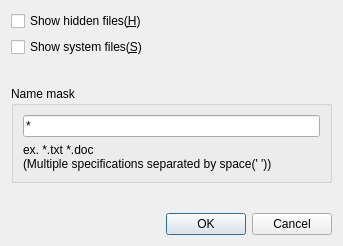
Old version of the form filterdialog.ui in the repository haraki/farman.
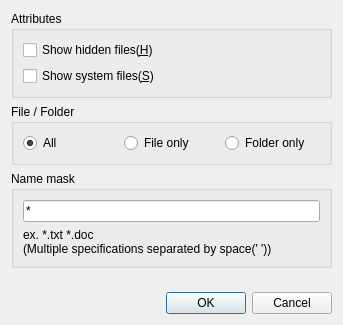
New version of the form.

Commit message: add "File / Folder" to FilterDialog.(refs #84)

Patch:
```diff
--- a/filterdialog.ui
+++ b/filterdialog.ui
@@ -7,12 +7,18 @@
     <x>0</x>
     <y>0</y>
     <width>343</width>
-    <height>246</height>
+    <height>325</height>
    </rect>
   </property>
   <property name="windowTitle">
    <string>Filter Settings</string>
   </property>
+  <layout class="QVBoxLayout" name="verticalLayout_3">
+   <item>
+    <widget class="QGroupBox" name="attrbutesGroupBox">
+     <property name="title">
+      <string>Attributes</string>
+     </property>
   <layout class="QVBoxLayout" name="verticalLayout">
    <item>
     <widget class="QCheckBox" name="showHiddenCheckBox">
@@ -34,18 +40,41 @@
      </property>
     </widget>
    </item>
+     </layout>
+    </widget>
+   </item>
    <item>
-    <spacer name="verticalSpacer_2">
-     <property name="orientation">
-      <enum>Qt::Vertical</enum>
+    <widget class="QGroupBox" name="fileFolderGroupBox">
+     <property name="title">
+      <string>File / Folder</string>
      </property>
-     <property name="sizeHint" stdset="0">
-      <size>
-       <width>20</width>
-       <height>40</height>
-      </size>
-     </property>
-    </spacer>
+     <layout class="QHBoxLayout" name="horizontalLayout">
+      <item>
+       <widget class="QRadioButton" name="showAllRadioButton">
+        <property name="text">
+         <string>All</string>
+        </property>
+        <property name="checked">
+         <bool>true</bool>
+        </property>
+       </widget>
+      </item>
+      <item>
+       <widget class="QRadioButton" name="showFileOnlyRadioButton">
+        <property name="text">
+         <string>File only</string>
+        </property>
+       </widget>
+      </item>
+      <item>
+       <widget class="QRadioButton" name="showFolderOnlyRadioButton">
+        <property name="text">
+         <string>Folder only</string>
+        </property>
+       </widget>
+      </item>
+     </layout>
+    </widget>
    </item>
    <item>
     <widget class="QGroupBox" name="nameMaskFilterGroupBox">
```
Lines whose indentation alone changed are shown as unchanged.
